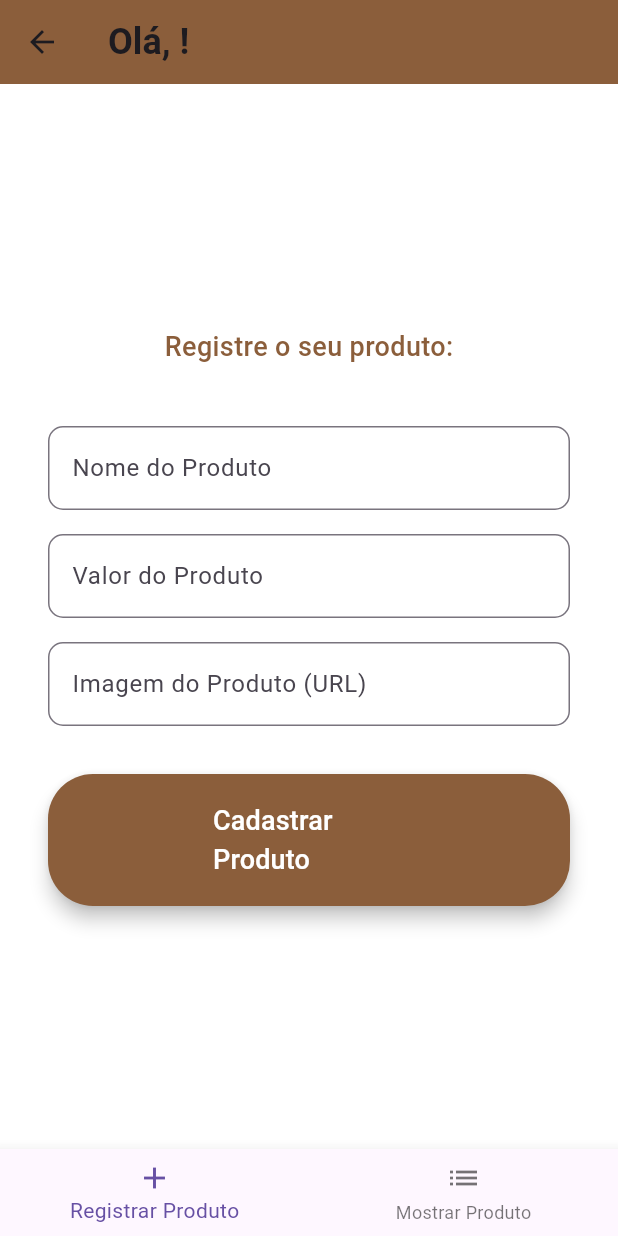
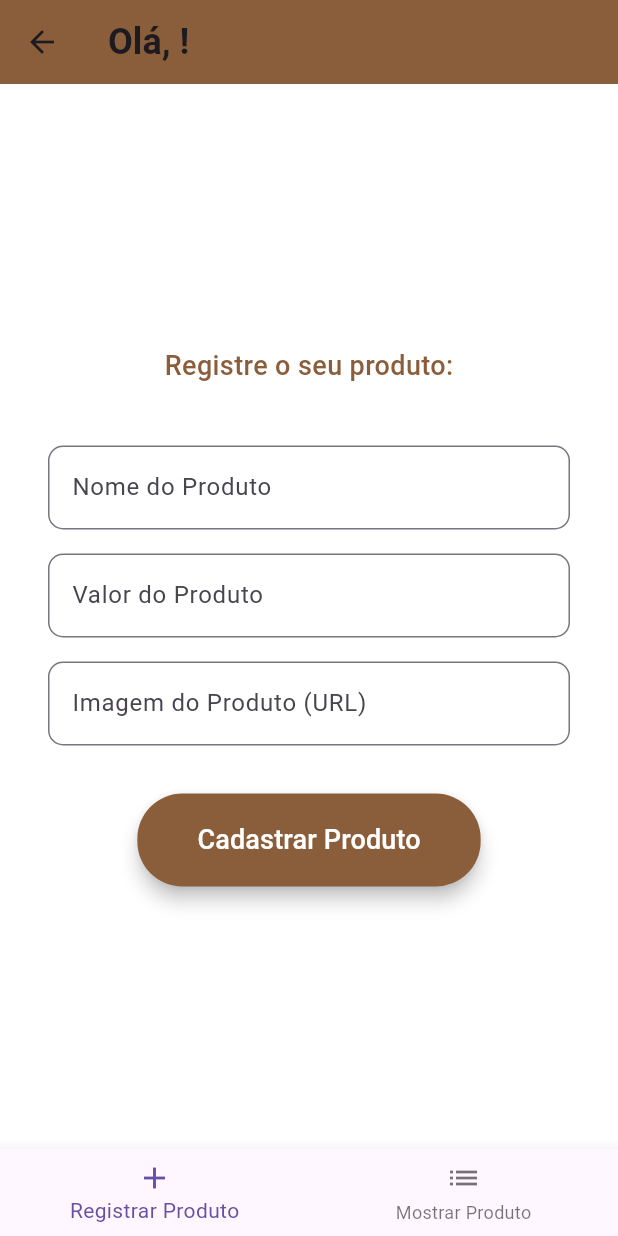
Before and after one commit to maiarakothe/aplicativo-flutter, a Flutter app: the ProductRegistrationPage screen opened directly with empty values, on a phone screen of 412 x 824 dp. Run offline on Flutter 3.47's test engine with Material 3 defaults, Android fonts, the light colour scheme and no system bars.

Commit message:
correção do botão de registrar

```diff
--- a/lib/pages/registrar_produto_pagina.dart
+++ b/lib/pages/registrar_produto_pagina.dart
@@ -121,7 +121,7 @@ class _ProductRegistrationPageState extends State<ProductRegistrationPage> {
                 ElevatedButton(
                   style: ElevatedButton.styleFrom(
                     backgroundColor: Color(0xFF8B5E3B),
-                    padding: EdgeInsets.symmetric(horizontal: 110, vertical: 18),
+                    padding: EdgeInsets.symmetric(horizontal: 40, vertical: 18),
                     shape: RoundedRectangleBorder(
                       borderRadius: BorderRadius.circular(30),
                     ),
```
